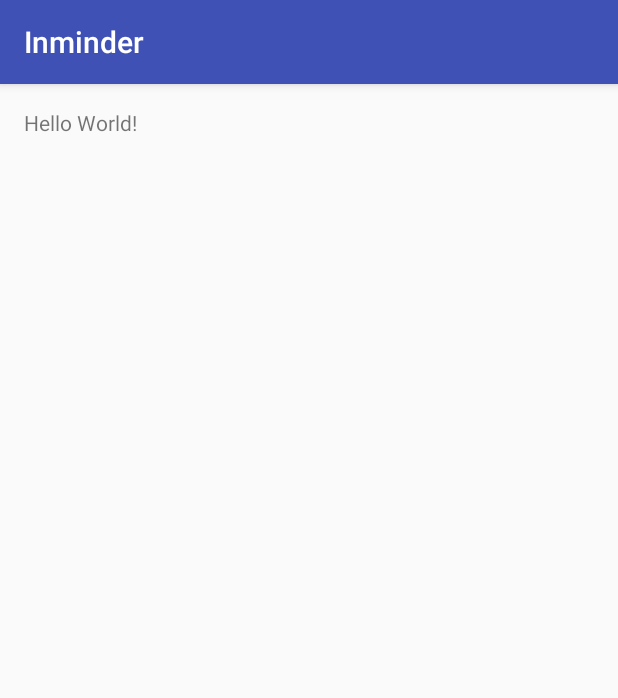
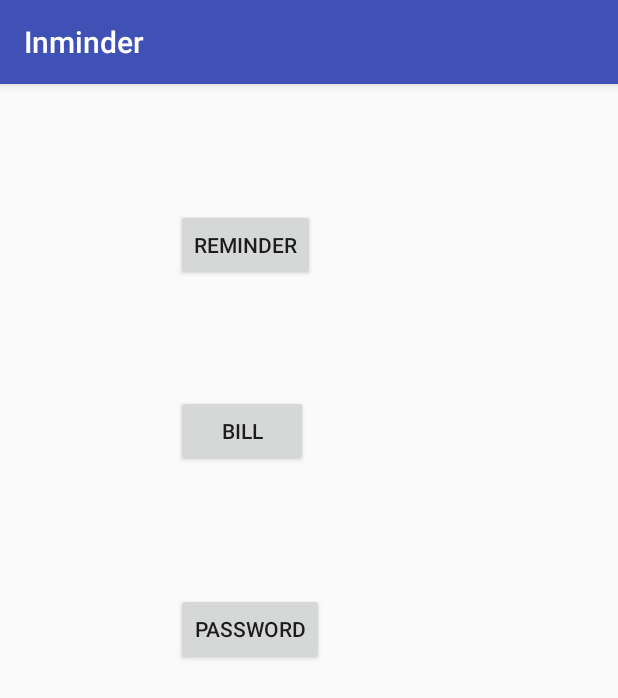
Before and after one commit to JJJJJJJJJ99/Inminder, an Android app: the screen it shows after launch (MainActivity), on a phone screen of 412 x 824 dp. Shown: the top 698 px of the screen. Run offline under Robolectric (Android 15) with nearby library versions, the phone set to English and light mode, and no system bars.

Commit message:
main activity

```diff
--- a/app/src/main/java/edu/brandeis/jjwang95/inminder/MainActivity.java
+++ b/app/src/main/java/edu/brandeis/jjwang95/inminder/MainActivity.java
@@ -1,7 +1,10 @@
 package edu.brandeis.jjwang95.inminder;
 
+import android.content.Intent;
 import android.support.v7.app.AppCompatActivity;
 import android.os.Bundle;
+import android.view.View;
+import android.widget.Button;
 
 public class MainActivity extends AppCompatActivity {
 
@@ -9,5 +12,32 @@ public class MainActivity extends AppCompatActivity {
     protected void onCreate(Bundle savedInstanceState) {
         super.onCreate(savedInstanceState);
         setContentView(R.layout.activity_main);
+        Button rem_button = (Button) findViewById(R.id.reminder_button);
+        Button bill_button = (Button) findViewById(R.id.bill_button);
+        Button pass_button = (Button) findViewById(R.id.password_button);
+
+        rem_button.setOnClickListener(new View.OnClickListener() {
+            @Override
+            public void onClick(View v) {
+                startActivity(new Intent("edu.brandeis.jjwang95.inminder.Reminder"));
+            }
+        });
+
+        bill_button.setOnClickListener(new View.OnClickListener() {
+            @Override
+            public void onClick(View v) {
+                startActivity(new Intent("edu.brandeis.jjwang95.inminder.Bill"));
+            }
+        });
+
+        pass_button.setOnClickListener(new View.OnClickListener() {
+            @Override
+            public void onClick(View v) {
+                startActivity(new Intent("edu.brandeis.jjwang95.inminder.Password"));
+            }
+        });
+
+
+
     }
 }
--- a/app/src/main/res/layout/activity_main.xml
+++ b/app/src/main/res/layout/activity_main.xml
@@ -10,8 +10,37 @@
     android:paddingTop="@dimen/activity_vertical_margin"
     tools:context="edu.brandeis.jjwang95.inminder.MainActivity">
 
-    <TextView
+    <Button
+        android:text="Reminder"
         android:layout_width="wrap_content"
         android:layout_height="wrap_content"
-        android:text="Hello World!" />
+        android:layout_alignParentTop="true"
+        android:layout_alignParentLeft="true"
+        android:layout_alignParentStart="true"
+        android:layout_marginLeft="101dp"
+        android:layout_marginStart="101dp"
+        android:layout_marginTop="67dp"
+        android:id="@+id/reminder_button" />
+
+
+    <Button
+        android:text="Bill"
+        android:layout_width="wrap_content"
+        android:layout_height="wrap_content"
+        android:layout_marginTop="76dp"
+        android:id="@+id/bill_button"
+        android:layout_below="@+id/reminder_button"
+        android:layout_alignLeft="@+id/reminder_button"
+        android:layout_alignStart="@+id/reminder_button" />
+
+    <Button
+        android:text="Password"
+        android:layout_width="wrap_content"
+        android:layout_height="wrap_content"
+        android:layout_below="@+id/bill_button"
+        android:layout_alignLeft="@+id/bill_button"
+        android:layout_alignStart="@+id/bill_button"
+        android:layout_marginTop="84dp"
+        android:id="@+id/password_button" />
+
 </RelativeLayout>
```
Also changed, not shown: app/src/main/AndroidManifest.xml (+25 -0 lines), app/src/main/java/edu/brandeis/jjwang95/inminder/Bill.java (added, +13 -0 lines), app/src/main/java/edu/brandeis/jjwang95/inminder/Password.java (added, +13 -0 lines), app/src/main/java/edu/brandeis/jjwang95/inminder/Reminder.java (added, +13 -0 lines), app/src/main/res/layout/activity_bill.xml (added, +13 -0 lines), app/src/main/res/layout/activity_password.xml (added, +13 -0 lines), app/src/main/res/layout/activity_reminder.xml (added, +13 -0 lines).
